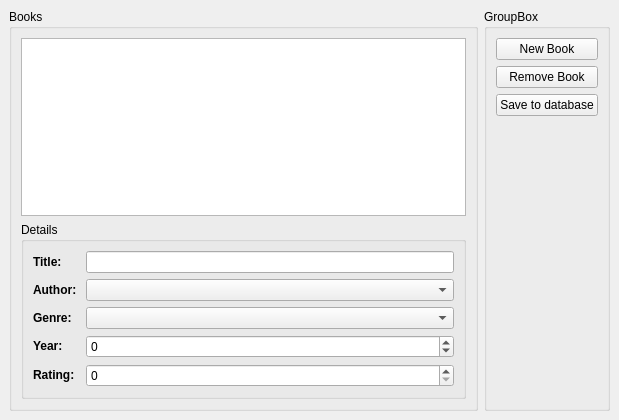
This is bookwindow.ui in vvim/Books as Qt 5 draws it before an edit. The edited form follows.
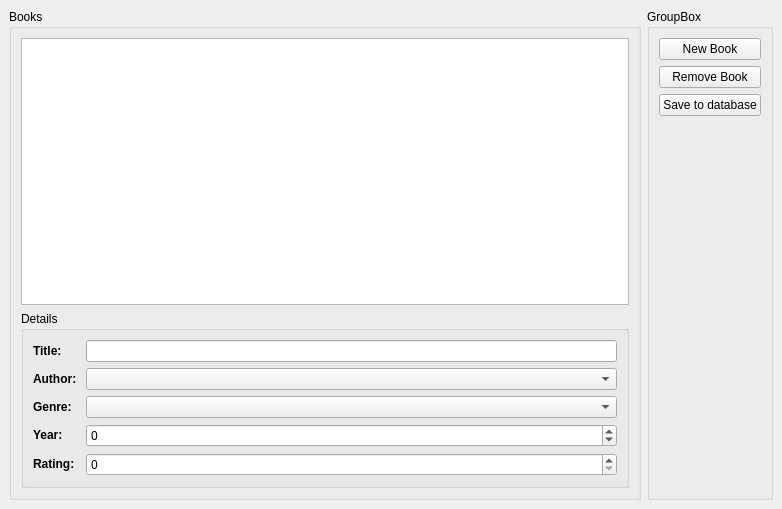
This is the edited form.

Commit message:
Resized ui, improving readability
<insert random book-pun here />

```diff
--- a/bookwindow.ui
+++ b/bookwindow.ui
@@ -6,8 +6,8 @@
    <rect>
     <x>0</x>
     <y>0</y>
-    <width>619</width>
-    <height>420</height>
+    <width>782</width>
+    <height>509</height>
    </rect>
   </property>
   <property name="windowTitle">
```
